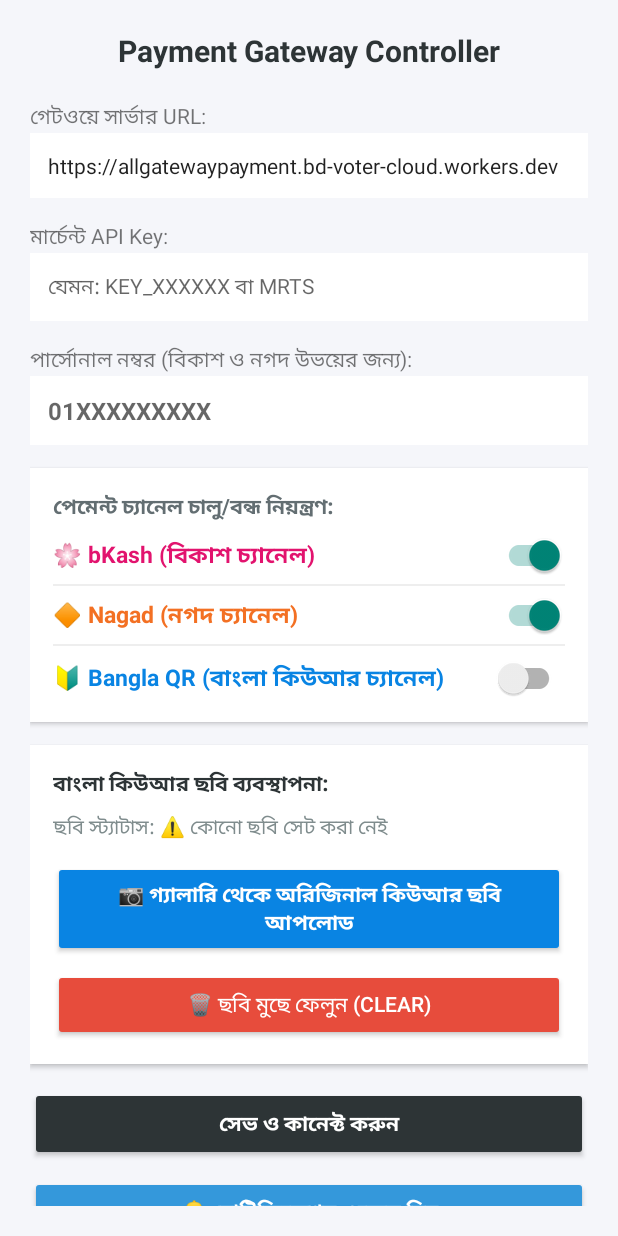
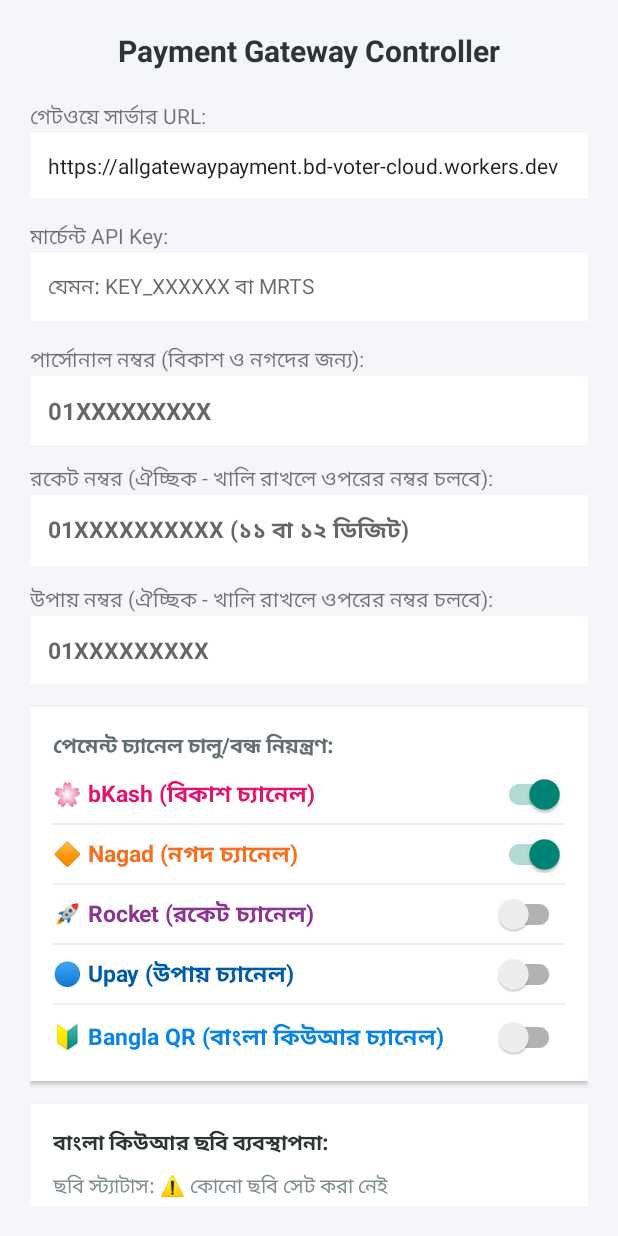
Before and after one commit to MDROMEOS/autopay-gateway-app, an Android app: the screen it shows after launch (MainActivity), on a phone screen of 412 x 824 dp. Run offline under Robolectric (Android 15) with nearby library versions, the phone set to English and light mode, and no system bars.

Commit message:
Add Rocket and Upay support

```diff
--- a/app/src/main/java/com/gateway/autopay/ForegroundService.java
+++ b/app/src/main/java/com/gateway/autopay/ForegroundService.java
@@ -37,7 +37,7 @@ public class ForegroundService extends Service {
         isRunning = true;
         Notification notification = new NotificationCompat.Builder(this, CHANNEL_ID)
                 .setContentTitle("Payment Gateway Active")
-                .setContentText("বিকাশ, নগদ ও বাংলা কিউআর সার্ভিস চালু আছে...")
+                .setContentText("বিকাশ, নগদ, রকেট, উপায় ও বাংলা QR সার্ভিস চালু আছে...")
                 .setSmallIcon(android.R.drawable.stat_notify_sync)
                 .setPriority(NotificationCompat.PRIORITY_MAX)
                 .setOngoing(true)
--- a/app/src/main/java/com/gateway/autopay/GatewayNotificationService.java
+++ b/app/src/main/java/com/gateway/autopay/GatewayNotificationService.java
@@ -20,6 +20,8 @@ public class GatewayNotificationService extends NotificationListenerService {
         SharedPreferences prefs = getApplicationContext().getSharedPreferences("GatewayPrefs", Context.MODE_PRIVATE);
         boolean bkashOn = prefs.getBoolean("bkash_enabled", true);
         boolean nagadOn = prefs.getBoolean("nagad_enabled", true);
+        boolean rocketOn = prefs.getBoolean("rocket_enabled", false);
+        boolean upayOn = prefs.getBoolean("upay_enabled", false);
         boolean qrOn = prefs.getBoolean("bangla_qr_enabled", false);
         boolean isVerified = prefs.getBoolean("is_key_verified", false);
 
@@ -28,6 +30,10 @@ public class GatewayNotificationService extends NotificationListenerService {
                 SmsReceiver.forwardToServer(getApplicationContext(), title + " " + text, "bkash");
             } else if (title != null && title.equalsIgnoreCase("NAGAD") && nagadOn) {
                 SmsReceiver.forwardToServer(getApplicationContext(), title + " " + text, "nagad");
+            } else if (rocketOn && title != null && (title.equalsIgnoreCase("16216") || title.toLowerCase().contains("rocket"))) {
+                SmsReceiver.forwardToServer(getApplicationContext(), title + " " + text, "rocket");
+            } else if (upayOn && title != null && (title.equalsIgnoreCase("upay") || title.toLowerCase().contains("upay"))) {
+                SmsReceiver.forwardToServer(getApplicationContext(), title + " " + text, "upay");
             } else if (qrOn && (
                     (title != null && (title.equalsIgnoreCase("TallyPay") || title.toLowerCase().contains("tallypay"))) ||
                     text.toLowerCase().contains("tallypay")
--- a/app/src/main/java/com/gateway/autopay/SmsReceiver.java
+++ b/app/src/main/java/com/gateway/autopay/SmsReceiver.java
@@ -47,6 +47,8 @@ public class SmsReceiver extends BroadcastReceiver {
                     SharedPreferences prefs = context.getSharedPreferences("GatewayPrefs", Context.MODE_PRIVATE);
                     boolean bkashOn = prefs.getBoolean("bkash_enabled", true);
                     boolean nagadOn = prefs.getBoolean("nagad_enabled", true);
+                    boolean rocketOn = prefs.getBoolean("rocket_enabled", false);
+                    boolean upayOn = prefs.getBoolean("upay_enabled", false);
                     boolean qrOn = prefs.getBoolean("bangla_qr_enabled", false);
                     boolean isVerified = prefs.getBoolean("is_key_verified", false);
 
@@ -55,6 +57,10 @@ public class SmsReceiver extends BroadcastReceiver {
                             forwardToServer(context, smsText, "bkash");
                         } else if (sender != null && sender.equalsIgnoreCase("NAGAD") && nagadOn) {
                             forwardToServer(context, smsText, "nagad");
+                        } else if (rocketOn && sender != null && (sender.equalsIgnoreCase("16216") || sender.toLowerCase().contains("rocket"))) {
+                            forwardToServer(context, smsText, "rocket");
+                        } else if (upayOn && sender != null && (sender.equalsIgnoreCase("upay") || sender.toLowerCase().contains("upay"))) {
+                            forwardToServer(context, smsText, "upay");
                         } else if (qrOn && (
                                 (sender != null && (sender.equalsIgnoreCase("TallyPay") || sender.toLowerCase().contains("tallypay"))) ||
                                 smsText.contains("TallyPay QR payment") ||
--- a/app/src/main/res/layout/activity_main.xml
+++ b/app/src/main/res/layout/activity_main.xml
@@ -41,7 +41,7 @@
             android:layout_marginBottom="15dp"
             android:textSize="14sp"/>
 
-        <TextView android:layout_width="wrap_content" android:layout_height="wrap_content" android:text="পার্সোনাল নম্বর (বিকাশ ও নগদ উভয়ের জন্য):"/>
+        <TextView android:layout_width="wrap_content" android:layout_height="wrap_content" android:text="পার্সোনাল নম্বর (বিকাশ ও নগদের জন্য):"/>
         <EditText
             android:id="@+id/etBkashNumber"
             android:layout_width="match_parent"
@@ -50,8 +50,36 @@
             android:inputType="phone"
             android:padding="12dp"
             android:hint="01XXXXXXXXX"
+            android:layout_marginBottom="12dp"
+            android:textSize="16sp"
+            android:textStyle="bold"/>
+
+        <TextView android:layout_width="wrap_content" android:layout_height="wrap_content" android:text="রকেট নম্বর (ঐচ্ছিক - খালি রাখলে ওপরের নম্বর চলবে):"/>
+        <EditText
+            android:id="@+id/etRocketNumber"
+            android:layout_width="match_parent"
+            android:layout_height="wrap_content"
+            android:background="#FFFFFF"
+            android:inputType="phone"
+            android:maxLength="12"
+            android:padding="12dp"
+            android:hint="01XXXXXXXXXX (১১ বা ১২ ডিজিট)"
+            android:layout_marginBottom="12dp"
+            android:textSize="15sp"
+            android:textStyle="bold"/>
+
+        <TextView android:layout_width="wrap_content" android:layout_height="wrap_content" android:text="উপায় নম্বর (ঐচ্ছিক - খালি রাখলে ওপরের নম্বর চলবে):"/>
+        <EditText
+            android:id="@+id/etUpayNumber"
+            android:layout_width="match_parent"
+            android:layout_height="wrap_content"
+            android:background="#FFFFFF"
+            android:inputType="phone"
+            android:maxLength="11"
+            android:padding="12dp"
+            android:hint="01XXXXXXXXX"
             android:layout_marginBottom="15dp"
-            android:textSize="16sp"
+            android:textSize="15sp"
             android:textStyle="bold"/>
 
         <LinearLayout
@@ -93,6 +121,32 @@
                 android:textSize="15sp"
                 android:textStyle="bold"
                 android:textColor="#F37023"
+                android:paddingBottom="8dp"/>
+
+            <View android:layout_width="match_parent" android:layout_height="1dp" android:background="#EEEEEE" android:layout_marginBottom="8dp"/>
+
+            <androidx.appcompat.widget.SwitchCompat
+                android:id="@+id/switchRocket"
+                android:layout_width="match_parent"
+                android:layout_height="wrap_content"
+                android:text="🚀 Rocket (রকেট চ্যানেল)"
+                android:checked="false"
+                android:textSize="15sp"
+                android:textStyle="bold"
+                android:textColor="#8C3494"
+                android:paddingBottom="8dp"/>
+
+            <View android:layout_width="match_parent" android:layout_height="1dp" android:background="#EEEEEE" android:layout_marginBottom="8dp"/>
+
+            <androidx.appcompat.widget.SwitchCompat
+                android:id="@+id/switchUpay"
+                android:layout_width="match_parent"
+                android:layout_height="wrap_content"
+                android:text="🔵 Upay (উপায় চ্যানেল)"
+                android:checked="false"
+                android:textSize="15sp"
+                android:textStyle="bold"
+                android:textColor="#005BAA"
                 android:paddingBottom="8dp"/>
 
             <View android:layout_width="match_parent" android:layout_height="1dp" android:background="#EEEEEE" android:layout_marginBottom="8dp"/>
```
Also changed, not shown: app/src/main/java/com/gateway/autopay/MainActivity.java (+62 -23 lines).
